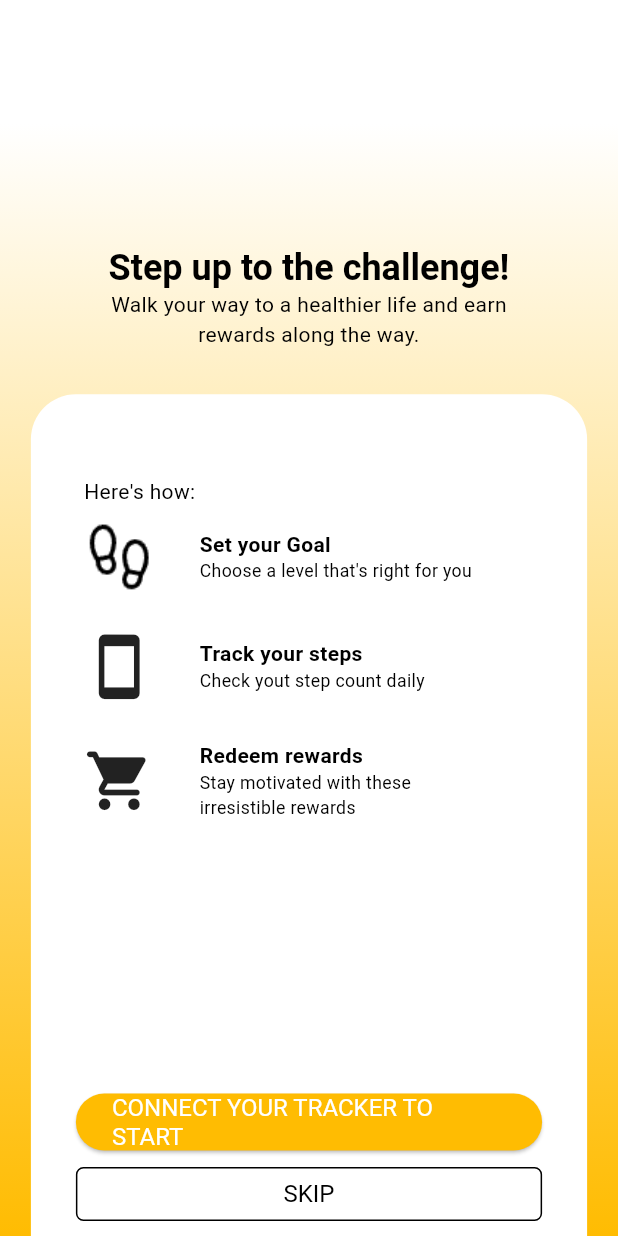
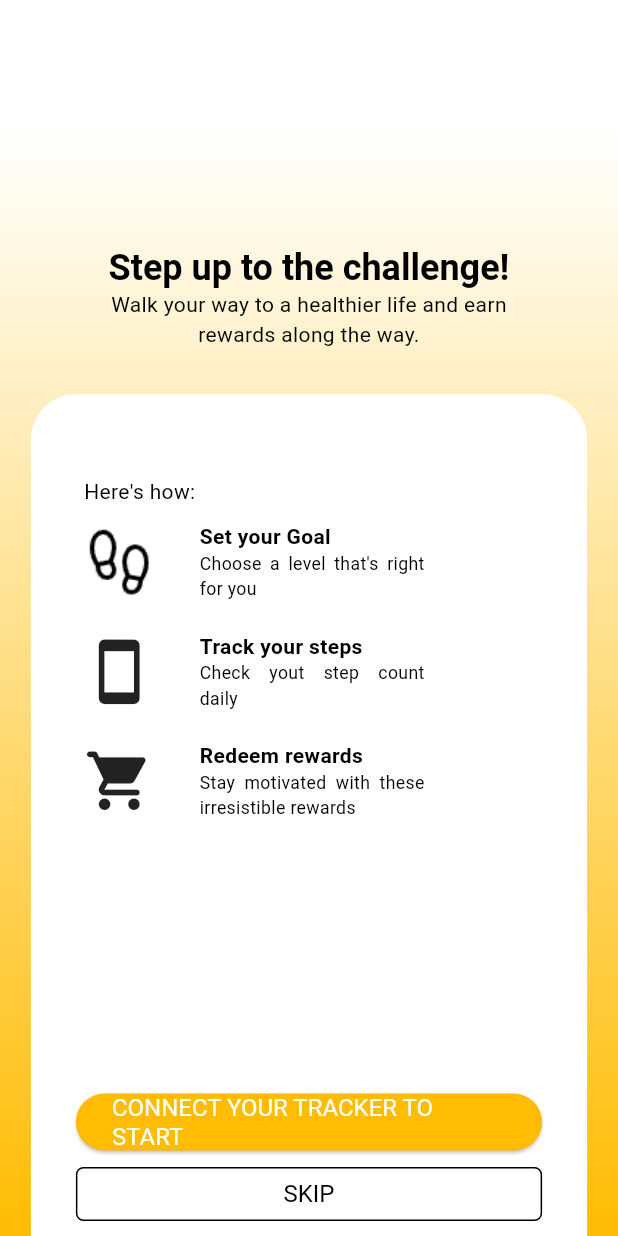
Before and after one commit to cmtan-2000/wmsm_map, a Flutter app: the screen it shows once a user with an empty profile is signed in, on a phone screen of 412 x 824 dp. Run offline on Flutter 3.47's test engine with Material 2 defaults, Android fonts, the phone set to English and light mode, and no system bars; our stand-ins replace cloud_firestore, email_validator, firebase_auth, firebase_core, line_awesome_flutter, shared_preferences and 2 more; accounts and stored records are empty.

Commit message:
correction some UI

```diff
--- a/lib/main.dart
+++ b/lib/main.dart
@@ -5,7 +5,7 @@ import 'package:wmsm_flutter/view/custom/themes/custom_theme.dart';
 import 'viewmodel/user_view_model.dart';
 import 'package:firebase_core/firebase_core.dart';
 
-Future main() async {
+void main() async {
   // // Keep Splash Screen until initialization has completed!
   // WidgetsBinding widgetsBinding = WidgetsFlutterBinding.ensureInitialized();
   // FlutterNativeSplash.preserve(
--- a/lib/view/custom/widgets/custom_textformfield.dart
+++ b/lib/view/custom/widgets/custom_textformfield.dart
@@ -22,13 +22,14 @@ class CustomTextFormField extends TextFormField {
     String? prefixText,
   }) : super(
           key: key,
+          autofocus: true,
+          autocorrect: true,
           textInputAction: textInputAction,
           maxLength: maxLength,
           controller: controller,
           onTap: onTap,
           readOnly: readOnly ?? false,
-          keyboardType:
-              isNumberOnly == true ? TextInputType.number : TextInputType.text,
+          keyboardType: keyboardType ?? TextInputType.text,
           decoration: InputDecoration(
             contentPadding:
                 const EdgeInsets.symmetric(vertical: 8, horizontal: 12),
--- a/lib/view/intro_page.dart
+++ b/lib/view/intro_page.dart
@@ -92,6 +92,7 @@ class ContentClass extends StatelessWidget {
   @override
   Widget build(BuildContext context) {
     final deviceWidth = MediaQuery.of(context).size.width;
+    const double widthGoal = 150;
 
     return SizedBox(
       width: 300,
@@ -129,9 +130,14 @@ class ContentClass extends StatelessWidget {
                                   'Set your Goal',
                                   style: TextStyle(fontWeight: FontWeight.bold),
                                 ),
-                                Text(
-                                  "Choose a level that's right for you",
-                                  style: TextStyle(fontSize: deviceWidth / 35),
+                                SizedBox(
+                                  width: widthGoal,
+                                  child: Text(
+                                    "Choose a level that's right for you",
+                                    textAlign: TextAlign.justify,
+                                    style:
+                                        TextStyle(fontSize: deviceWidth / 35),
+                                  ),
                                 ),
                               ],
                             )
@@ -158,9 +164,14 @@ class ContentClass extends StatelessWidget {
                                 Text('Track your steps',
                                     style:
                                         TextStyle(fontWeight: FontWeight.bold)),
-                                Text(
-                                  "Check yout step count daily",
-                                  style: TextStyle(fontSize: deviceWidth / 35),
+                                SizedBox(
+                                  width: widthGoal,
+                                  child: Text(
+                                    "Check yout step count daily",
+                                    textAlign: TextAlign.justify,
+                                    style:
+                                        TextStyle(fontSize: deviceWidth / 35),
+                                  ),
                                 )
                               ],
                             )
@@ -188,11 +199,13 @@ class ContentClass extends StatelessWidget {
                                     style:
                                         TextStyle(fontWeight: FontWeight.bold)),
                                 SizedBox(
-                                  width: 200,
+                                  width: widthGoal,
                                   child: Text(
                                       "Stay motivated with these irresistible rewards",
+                                      textAlign: TextAlign.justify,
                                       style: TextStyle(
-                                          fontSize: deviceWidth / 35)),
+                                        fontSize: deviceWidth / 35,
+                                      )),
                                 )
                               ],
                             )
--- a/lib/view/user_auth/signin_form.dart
+++ b/lib/view/user_auth/signin_form.dart
@@ -45,6 +45,7 @@ class _WidgetSignInState extends State<WidgetSignIn> {
           ),
           EmailField(
             emailController: _emailController,
+            textInputAction: TextInputAction.next,
           ),
           const SizedBox(
             height: 20,
@@ -58,6 +59,7 @@ class _WidgetSignInState extends State<WidgetSignIn> {
           ),
           passwordField(
             passwordController: _passwordController,
+            textInputAction: TextInputAction.done,
           ),
           const SizedBox(
             height: 10,
```
Also changed, not shown: lib/view/shared/email_field.dart (+6 -2 lines), lib/view/shared/password_field.dart (+7 -2 lines), lib/view/shared/phone_number_field.dart (+7 -0 lines), lib/view/user_auth/pages/user_details.dart (+18 -1 lines).
